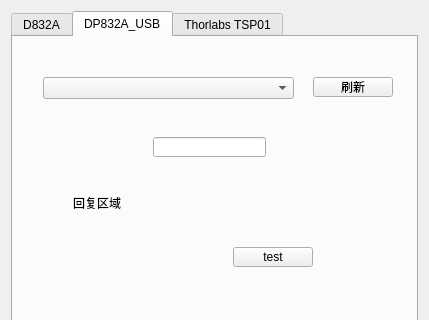
Before: the Qt Designer form ui/externalapplicationswidget.ui in WhiteChimney/TDC-counter, drawn with Qt 5; both pictures show x 0 to 429 and y 0 to 320 of the 429 by 571 pixel window.
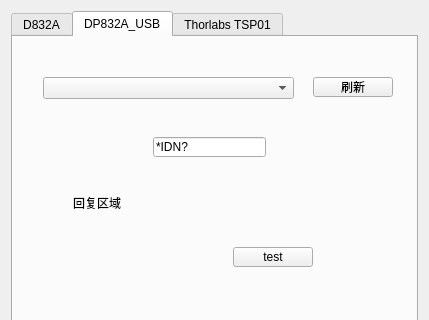
After: the same form once the commit is applied.

Commit message: dp832a 的 usb 功能可用性验证完成

```diff
--- a/ui/externalapplicationswidget.ui
+++ b/ui/externalapplicationswidget.ui
@@ -350,6 +350,9 @@
          <height>20</height>
         </rect>
        </property>
+       <property name="text">
+        <string>*IDN?</string>
+       </property>
       </widget>
      </widget>
      <widget class="QWidget" name="tab_2">
```
The commit also changes 2 other files.
